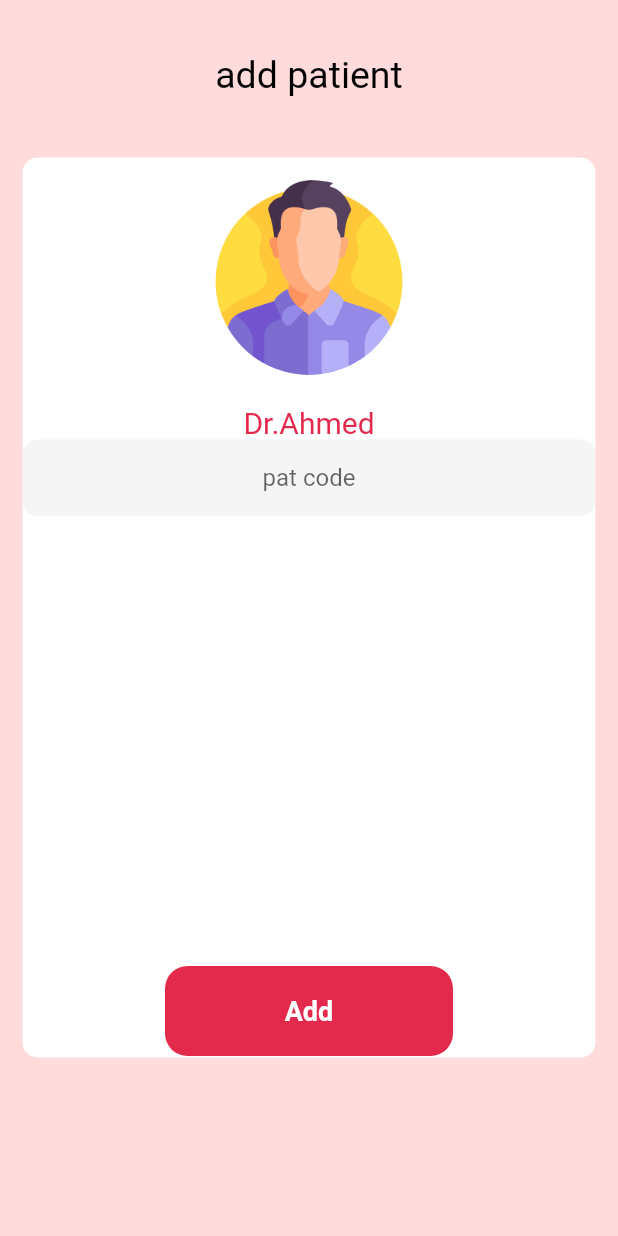
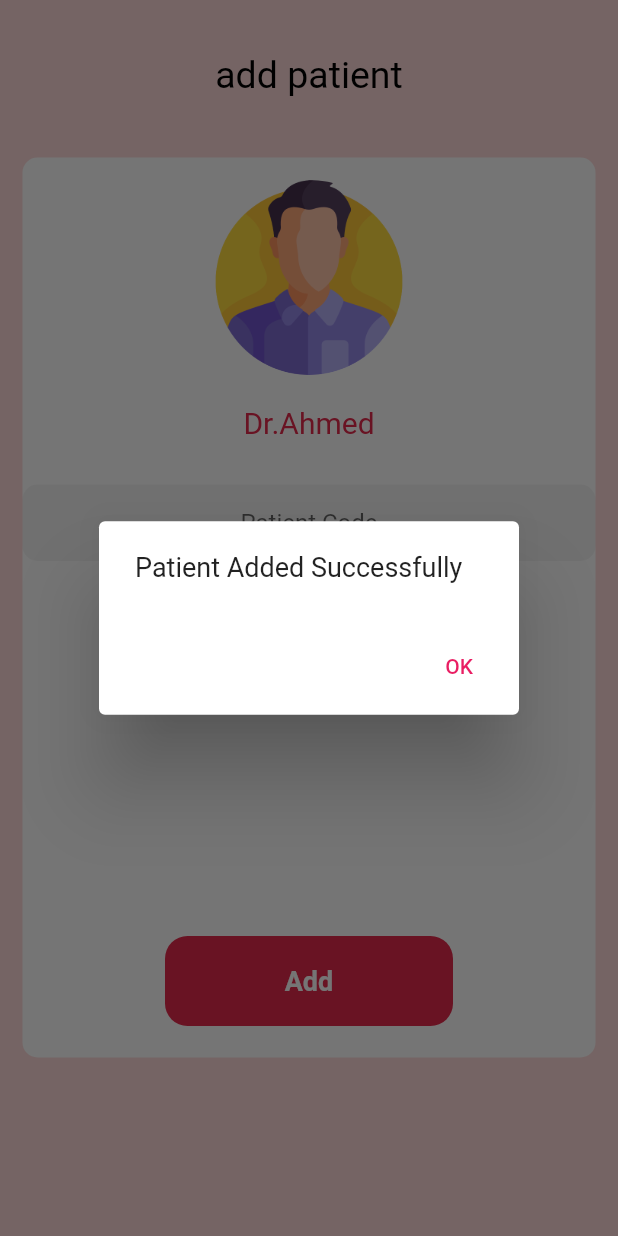
Before and after one commit to BasmaFreeg/LastTutum, a Flutter app: the profile screen opened directly, after a tap on "Add", on a phone screen of 412 x 824 dp. Run offline on Flutter 3.47's test engine with Material 2 defaults, Android fonts, the phone set to English and light mode, and no system bars; our stand-ins replace curved_navigation_bar, flutter_svg, scroll_snap_list, share; Roboto replaces fonts that are missing (Montserrat); project files that could hold a hidden picture were left out.

Commit message:
Update addpat.dart

```diff
--- a/lib/addpat.dart
+++ b/lib/addpat.dart
@@ -1,6 +1,7 @@
 import 'package:flutter/material.dart';
 import 'package:tutumapp/PatList.dart';
 import 'package:tutumapp/PatLmain.dart';
+import 'package:tutumapp/med2.dart';
 
 void main() {
   runApp(MaterialApp(home: profile()));
@@ -93,13 +94,16 @@ class _profileState extends State<profile> {
                             )),
                       ],
                     )),
+                    SizedBox(
+                      height: 30,
+                    ),
                     TextField(
                       cursorColor: primaryColor,
                       controller: addController,
                       textAlign: TextAlign.center,
                       keyboardType: TextInputType.number,
                       decoration: InputDecoration(
-                        hintText: 'pat code',
+                        hintText: 'Patient Code',
                         hintStyle: TextStyle(fontSize: 16),
                         border: OutlineInputBorder(
                           borderRadius: BorderRadius.circular(10),
@@ -115,7 +119,7 @@ class _profileState extends State<profile> {
                       ),
                     ),
                     SizedBox(
-                      height: 300,
+                      height: 250,
                     ),
                     Padding(
                       padding: const EdgeInsets.only(right: 95, left: 95),
@@ -128,12 +132,26 @@ class _profileState extends State<profile> {
                         width: double.infinity,
                         child: MaterialButton(
                           color: primaryColor,
-                          onPressed: () {
-                            // Navigator.push(
-                            //     context,
-                            // MaterialPageRoute(
-                            //     builder: (context) => SignUP_Doctor2()));
-                          },
+                          onPressed: () => showDialog<String>(
+                            context: context,
+                            builder: (BuildContext context) => AlertDialog(
+                              content: const Text(
+                                'Patient Added Successfully',
+                                style: TextStyle(
+                                  fontSize: 18,
+                                ),
+                              ),
+                              actions: <Widget>[
+                                TextButton(
+                                  onPressed: () => Navigator.pop(context, 'OK'),
+                                  child: const Text(
+                                    'OK',
+                                    style: TextStyle(color: Colors.pink),
+                                  ),
+                                ),
+                              ],
+                            ),
+                          ),
                           child: const Text(
                             'Add',
                             style: TextStyle(
```
